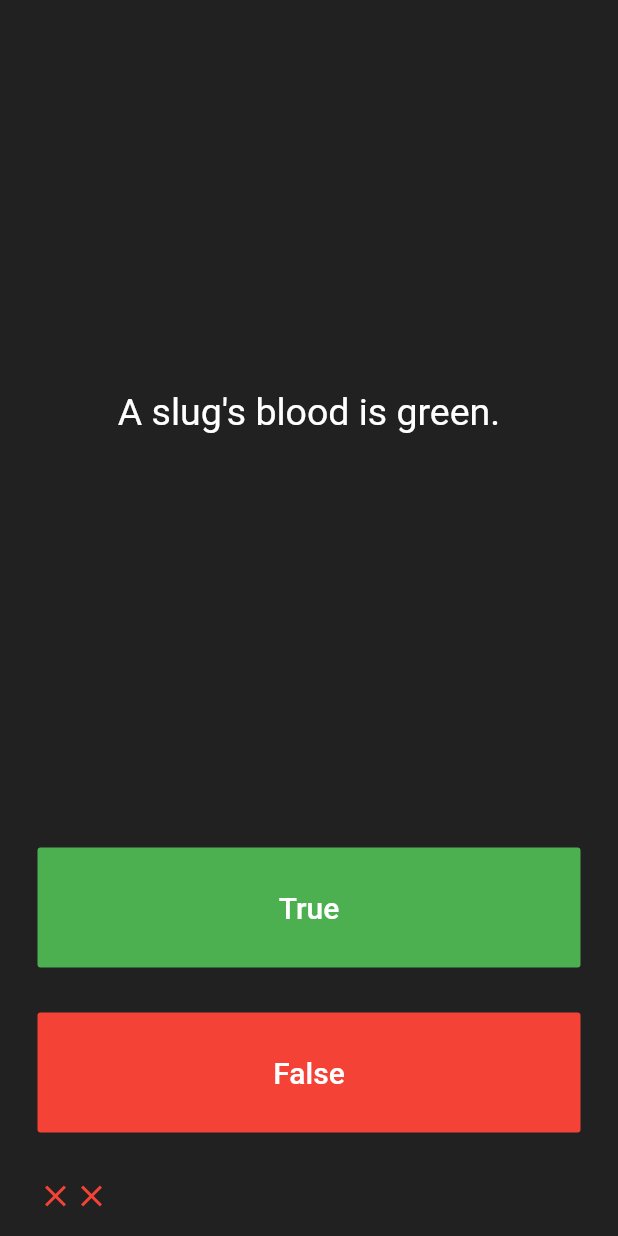
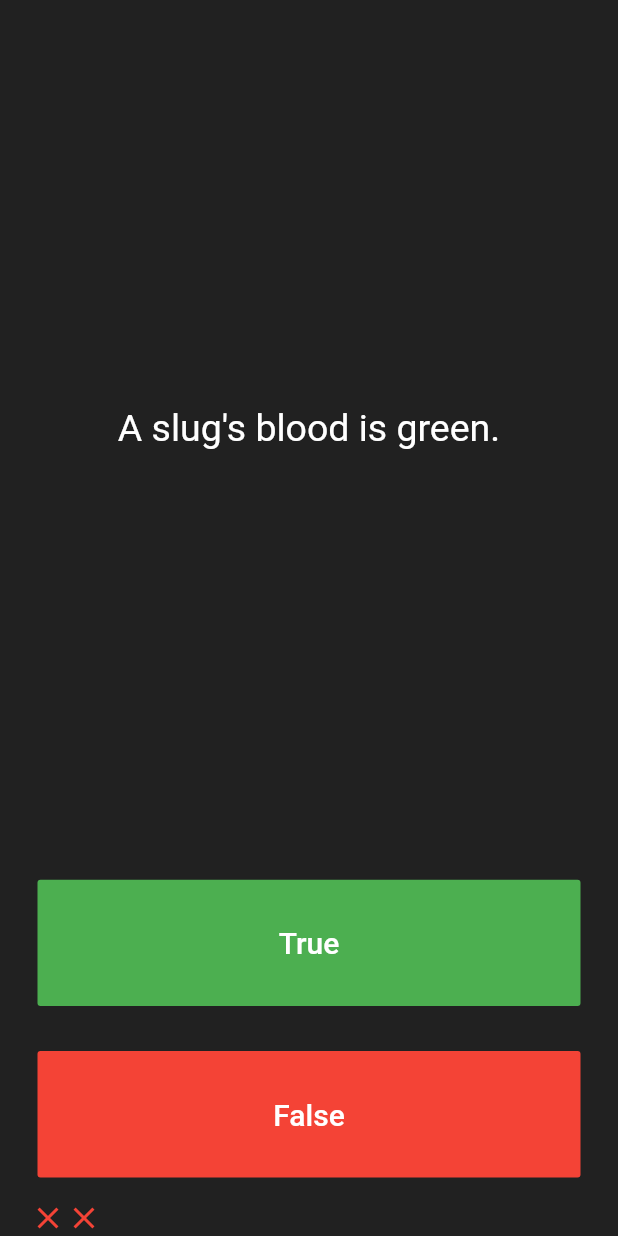
Before and after one commit to gwabstech/quizzler_app, a Flutter app: the screen it shows after launch, after a tap on "True", after a tap on "False", on a phone screen of 412 x 824 dp. Run offline on Flutter 3.47's test engine with Material 2 defaults, Android fonts, the phone set to English and light mode, and no system bars; our stand-ins replace rflutter_alert.

Commit message:
fixed screen Size issue using singleChildScroll User score track added

```diff
--- a/lib/Question.dart
+++ b/lib/Question.dart
@@ -3,11 +3,7 @@ class Question{
   late String questionsText;
   late bool questionAnswers;
 
-  Question( String q,  bool a){
-    questionsText = q;
-    questionAnswers = a;
-
-  }
+  Question( this.questionsText,this.questionAnswers);
 
 
 }
--- a/lib/main.dart
+++ b/lib/main.dart
@@ -1,7 +1,10 @@
 import 'package:flutter/material.dart';
 import 'package:quizzler_app/QuizBrain.dart';
+import 'package:rflutter_alert/rflutter_alert.dart';
 
 QuizBrain quizBrain = QuizBrain();
+var point = 0;
+
 void main() => runApp(Quizzler());
 
 class Quizzler extends StatelessWidget {
@@ -29,22 +32,71 @@ class QuizPage extends StatefulWidget {
 }
 
 class _QuizPageState extends State<QuizPage> {
-
   List<Icon> scoreKeeper = [];
 
- // List<bool> answers = [false,true,true];
+  // List<bool> answers = [false,true,true];
 
   var currentQuestions = 0;
-  void updateButton(Icon icon){
-    setState((){
+  void restart(){
+    currentQuestions = 0;
+    point = 0;
+
+  }
+
+  // here i update the question ands add the correct or wrong icon
+  void updateQuestionsAndAnswer(Icon icon) {
+    setState(() {
       scoreKeeper.add(icon);
-      if(currentQuestions >= quizBrain.getQuestionLength()-1){
-        currentQuestions = 0;
-      }else{
-        currentQuestions+=1;
+      if (currentQuestions >= quizBrain.getQuestionLength() - 1) {
+        showAlert(restart);
+        scoreKeeper = [];
+
+
+      } else {
+        currentQuestions += 1;
       }
+    });
+  }
 
-    });
+  void checkAnswer(bool answer) {
+    bool correctAnswers = quizBrain.getQuestionAnswer(currentQuestions);
+
+    if (answer == correctAnswers) {
+      point += 10;
+      updateQuestionsAndAnswer(const Icon(
+        Icons.check,
+        color: Colors.green,
+      ));
+    } else {
+      updateQuestionsAndAnswer(const Icon(
+        Icons.close,
+        color: Colors.red,
+      ));
+    }
+  }
+
+  void showAlert(Function func) {
+    Alert(
+      context: context,
+      type: AlertType.success,
+      onWillPopActive: false,
+      title: "Finished!",
+      desc:
+          'You\'ve reached the end of the quiz with the point $point . will you Like to Restart',
+      buttons: [
+        DialogButton(
+          onPressed: () {
+            Navigator.pop(context);
+            func();
+          },
+          width: 120,
+          child: const Text(
+            "Restart",
+            style: TextStyle(color: Colors.white, fontSize: 20),
+          ),
+        )
+      ],
+    ).show();
   }
 
   @override
@@ -83,22 +135,7 @@ class _QuizPageState extends State<QuizPage> {
                 ),
               ),
               onPressed: () {
-
-                bool correctAnswers = quizBrain.getQuestionAnswer(currentQuestions);
-                if(correctAnswers == true){
-                 // print("You are rigth");
-                  updateButton(const Icon(
-                    Icons.check,
-                    color: Colors.green,
-                  ));
-                }else{
-                 // print("You are wrong");
-                  updateButton(const Icon(
-                    Icons.close,
-                    color: Colors.red,
-                  ));
-                }
-
+                checkAnswer(true);
               },
             ),
           ),
@@ -117,40 +154,20 @@ class _QuizPageState extends State<QuizPage> {
               ),
               onPressed: () {
                 //The user picked false.
-
-                bool correctAnswers = quizBrain.getQuestionAnswer(currentQuestions);
-                if(correctAnswers == false){
-                 // print("You are rigth");
-                  updateButton(const Icon(
-                    Icons.check,
-                    color: Colors.green,
-                  ));
-                }else{
-                //  print("You are rigth");
-                  updateButton(const Icon(
-                    Icons.close,
-                    color: Colors.red,
-                  ));
-                }
-
-
-
+                //bool correctAnswers = quizBrain.getQuestionAnswer(currentQuestions);
+                checkAnswer(false);
               },
             ),
           ),
         ),
-        Padding(
-            padding: const EdgeInsets.all(15.0),
-            child: Row(
-              children: scoreKeeper,
-            ),
+        SingleChildScrollView(
+          scrollDirection: Axis.horizontal,
+          padding: const EdgeInsets.fromLTRB(10.0, 0.0, 10.0, 0.0),
+          child: Row(
+            children: scoreKeeper,
           ),
+        ),
       ],
     );
   }
 }
-/*
-question1: 'You can lead a cow down stairs but not up stairs.', false,
-question2: 'Approximately one quarter of human bones are in the feet.', true,
-question3: 'A slug\'s blood is green.', true,
- */
--- a/pubspec.yaml
+++ b/pubspec.yaml
@@ -34,6 +34,7 @@ dependencies:
   # The following adds the Cupertino Icons font to your application.
   # Use with the CupertinoIcons class for iOS style icons.
   cupertino_icons: ^1.0.2
+  rflutter_alert: ^2.0.4
 
 dev_dependencies:
   flutter_test:
```
Also changed, not shown: pubspec.lock.
